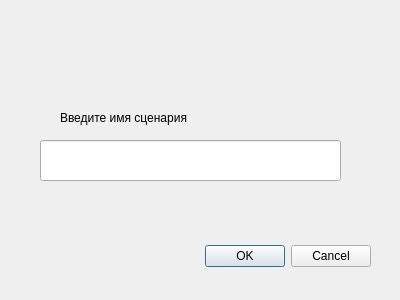
Qt form ui/admin/dialogs/AdminScenariesDialog.ui (xamlo721/SecurityHelper) before a commit.
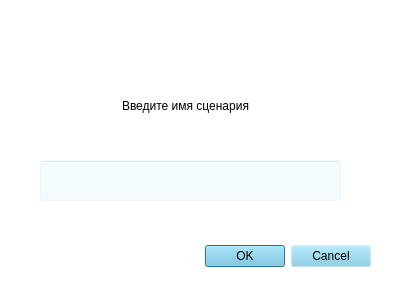
The same form after that commit.

Commit message: add components & styles for dialogs.ui

```diff
--- a/ui/admin/dialogs/AdminScenariesDialog.ui
+++ b/ui/admin/dialogs/AdminScenariesDialog.ui
@@ -13,6 +13,22 @@
   <property name="windowTitle">
    <string>Dialog</string>
   </property>
+  <property name="styleSheet">
+   <string notr="true">QWidget {
+		background-color : rgba(120, 200, 228, 20);
+		font: 75 16pt &quot;MS Shell Dlg 2&quot;;
+}
+
+QLabel {
+		background-color : rgba(255, 255, 255, 20);
+		font: 75 16pt &quot;MS Shell Dlg 2&quot;;
+}
+QDialog {
+		background-color : rgba(255, 255, 255, 255);
+		font: 75 16pt &quot;MS Shell Dlg 2&quot;;
+}
+</string>
+  </property>
   <widget class="QDialogButtonBox" name="buttonBox">
    <property name="geometry">
     <rect>
@@ -33,7 +49,7 @@
    <property name="geometry">
     <rect>
      <x>40</x>
-     <y>140</y>
+     <y>160</y>
      <width>301</width>
      <height>41</height>
     </rect>
@@ -42,15 +58,22 @@
   <widget class="QLabel" name="label">
    <property name="geometry">
     <rect>
-     <x>60</x>
-     <y>110</y>
-     <width>261</width>
-     <height>16</height>
+     <x>40</x>
+     <y>90</y>
+     <width>291</width>
+     <height>31</height>
     </rect>
    </property>
+   <property name="styleSheet">
+    <string notr="true">
+</string>
+   </property>
    <property name="text">
     <string>Введите имя сценария</string>
    </property>
+   <property name="alignment">
+    <set>Qt::AlignCenter</set>
+   </property>
   </widget>
  </widget>
  <resources/>
```
The commit also changes 4 other files.
